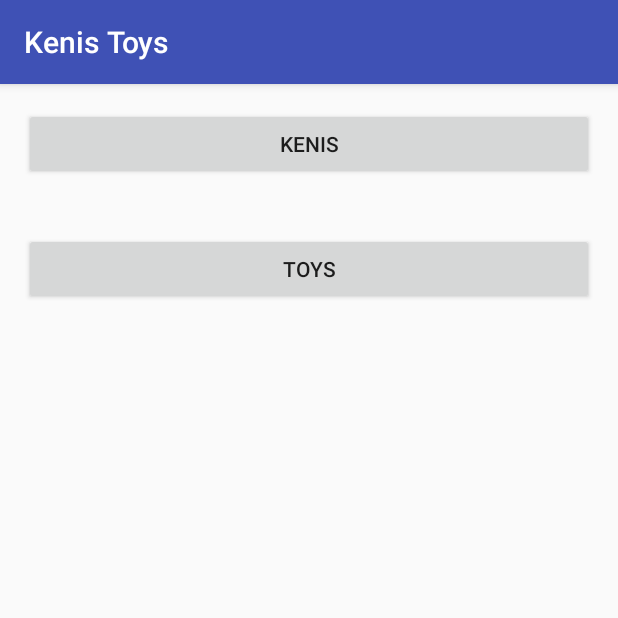
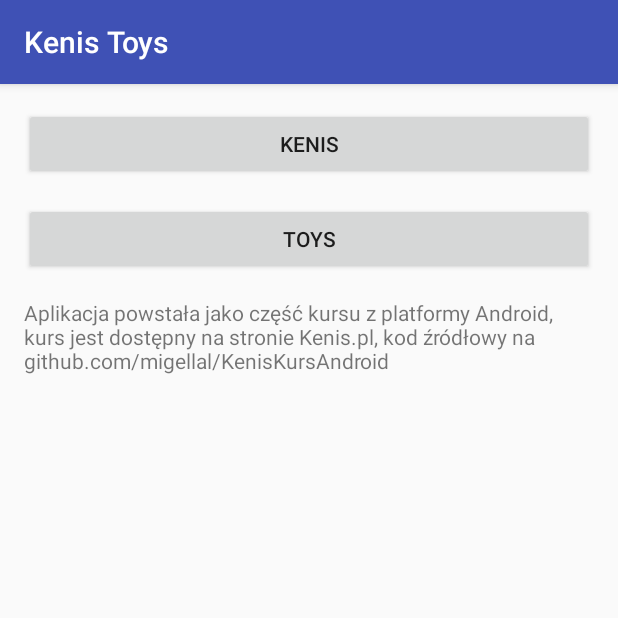
Before and after one commit to KurczePieczone/KenisKursAndroid, an Android app: the screen it shows after launch (MainActivity), on a phone screen of 412 x 824 dp, the top half of it. Run offline under Robolectric (Android 15) with nearby library versions, the phone set to English and light mode, and no system bars.

Commit message:
Part 12 final

```diff
--- a/app/src/main/AndroidManifest.xml
+++ b/app/src/main/AndroidManifest.xml
@@ -4,6 +4,7 @@
 
     <uses-permission android:name="android.permission.WRITE_EXTERNAL_STORAGE" />
     <uses-permission android:name="android.permission.READ_EXTERNAL_STORAGE" />
+    <uses-permission android:name="android.permission.INTERNET" />
 
     <application
         android:allowBackup="true"
@@ -24,6 +25,7 @@
         <activity
             android:name=".activities.KenisActivity"
             android:label="@string/app_name"
+            android:screenOrientation="landscape"
             android:parentActivityName=".activities.MainActivity"
             android:theme="@style/AppTheme.NoActionBar">
             <meta-data
--- a/app/src/main/res/layout/content_main.xml
+++ b/app/src/main/res/layout/content_main.xml
@@ -31,5 +31,18 @@
         android:layout_below="@+id/kenisBtn"
         android:layout_alignParentLeft="true"
         android:layout_alignParentStart="true"
-        android:layout_marginTop="35dp" />
+        android:layout_marginTop="15dp" />
+
+    <TextView
+        android:layout_width="wrap_content"
+        android:layout_height="wrap_content"
+        android:id="@+id/editTextIntro"
+        android:text="@string/intro"
+        android:layout_below="@+id/toysBtn"
+        android:layout_alignParentLeft="true"
+        android:layout_alignParentStart="true"
+        android:layout_alignRight="@+id/toysBtn"
+        android:layout_alignEnd="@+id/toysBtn"
+        android:layout_alignParentBottom="true"
+        android:layout_marginTop="15dp"/>
 </RelativeLayout>
--- a/app/src/main/res/values/strings.xml
+++ b/app/src/main/res/values/strings.xml
@@ -13,6 +13,8 @@
     <string name="whichNumber">którą liczbę pierwszą wyświetlić (max 10 000)</string>
     <string name="takePhoto">Zrób zdjęcie</string>
     <string name="openGallery">Otwórz galerię</string>
+    <string name="action_save">Zapisz</string>
+    <string name="intro">Aplikacja powstała jako część kursu z platformy Android, kurs jest dostępny na stronie Kenis.pl, kod źródłowy na github.com/migellal/KenisKursAndroid</string>
 
     <string-array name="activities">
         <item>Fiszki</item>
```
Also changed, not shown: app/src/main/java/pl/digitalzombielab/kenistoys/activities/KenisActivity.java (+17 -6 lines), app/src/main/res/layout/activity_kenis.xml (+0 -7 lines), app/src/main/res/layout/content_kenis.xml (+7 -9 lines).
